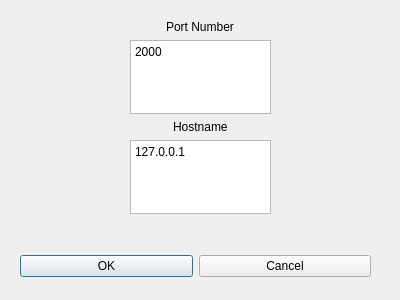
The window that ChatProgramSolution/ChatProgramProject/ConnectDialog.ui (BobbyDMullinsIII/OS-MainlineProject2) describes before a commit, drawn with Qt 5.
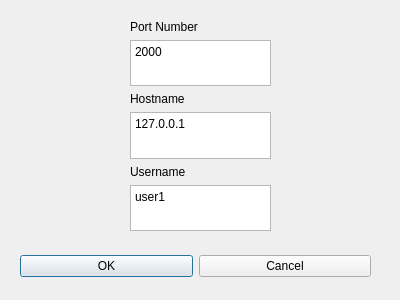
The same window after the commit.

The edit to the form file:
```diff
--- a/ChatProgramSolution/ChatProgramProject/ConnectDialog.ui
+++ b/ChatProgramSolution/ChatProgramProject/ConnectDialog.ui
@@ -51,11 +51,11 @@
      <x>130</x>
      <y>20</y>
      <width>141</width>
-     <height>194</height>
+     <height>211</height>
     </rect>
    </property>
    <layout class="QVBoxLayout" name="verticalLayout">
-    <item alignment="Qt::AlignHCenter">
+    <item>
      <widget class="QLabel" name="portLabel">
       <property name="text">
        <string>Port Number</string>
@@ -76,8 +76,13 @@
       </property>
      </widget>
     </item>
-    <item alignment="Qt::AlignHCenter">
+    <item>
      <widget class="QLabel" name="hostLabel">
+      <property name="font">
+       <font>
+        <kerning>true</kerning>
+       </font>
+      </property>
       <property name="text">
        <string>Hostname</string>
       </property>
@@ -97,6 +102,27 @@
       </property>
      </widget>
     </item>
+    <item>
+     <widget class="QLabel" name="usernameLabel">
+      <property name="text">
+       <string>Username</string>
+      </property>
+     </widget>
+    </item>
+    <item>
+     <widget class="QTextEdit" name="usernameTextEdit">
+      <property name="html">
+       <string>&lt;!DOCTYPE HTML PUBLIC &quot;-//W3C//DTD HTML 4.0//EN&quot; &quot;http://www.w3.org/TR/REC-html40/strict.dtd&quot;&gt;
+&lt;html&gt;&lt;head&gt;&lt;meta name=&quot;qrichtext&quot; content=&quot;1&quot; /&gt;&lt;meta charset=&quot;utf-8&quot; /&gt;&lt;style type=&quot;text/css&quot;&gt;
+p, li { white-space: pre-wrap; }
+hr { height: 1px; border-width: 0; }
+li.unchecked::marker { content: &quot;\2610&quot;; }
+li.checked::marker { content: &quot;\2612&quot;; }
+&lt;/style&gt;&lt;/head&gt;&lt;body style=&quot; font-family:'Segoe UI'; font-size:9pt; font-weight:400; font-style:normal;&quot;&gt;
+&lt;p style=&quot; margin-top:0px; margin-bottom:0px; margin-left:0px; margin-right:0px; -qt-block-indent:0; text-indent:0px;&quot;&gt;user1&lt;/p&gt;&lt;/body&gt;&lt;/html&gt;</string>
+      </property>
+     </widget>
+    </item>
    </layout>
   </widget>
  </widget>
```
